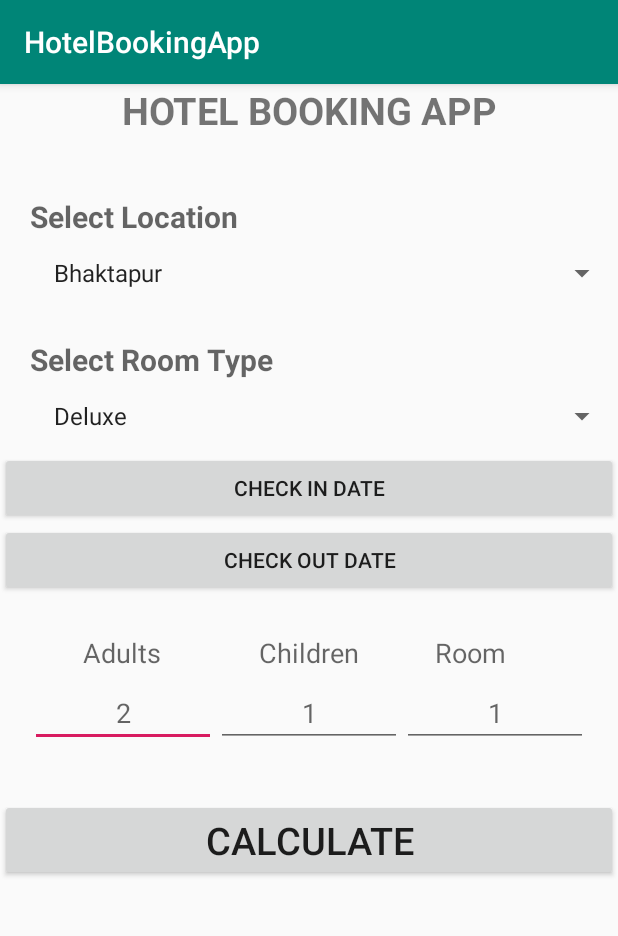
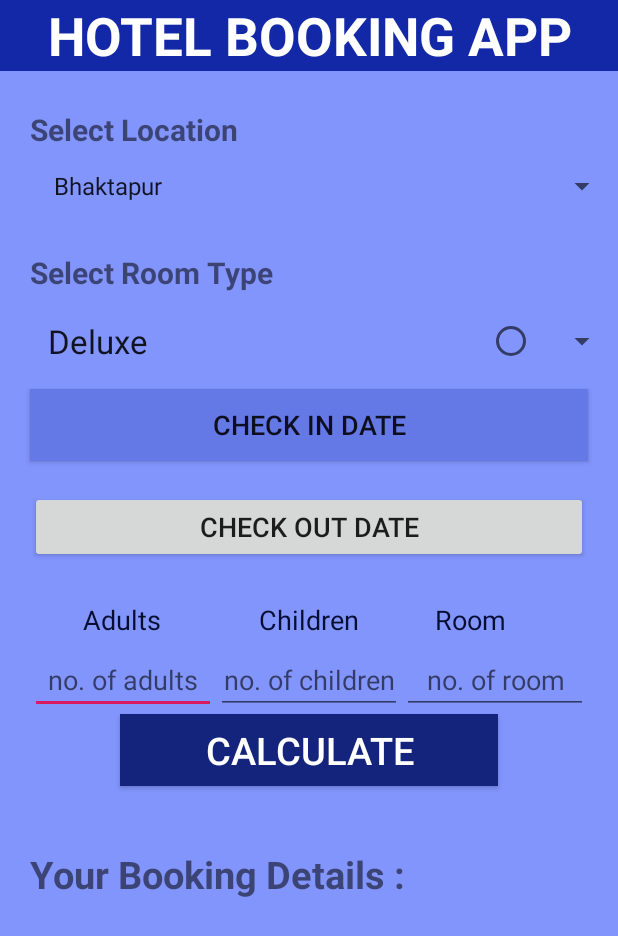
Before and after one commit to PreranaPandit/HotelBookingApp, an Android app: the screen it shows after launch (MainActivity), on a phone screen of 412 x 824 dp. Shown: the top 936 px of the screen. Run offline under Robolectric (Android 15) with nearby library versions, the phone set to English and light mode, and no system bars.

Commit message:
DEsigns and styles separated

```diff
--- a/app/src/main/java/com/example/hotelbookingapp/MainActivity.java
+++ b/app/src/main/java/com/example/hotelbookingapp/MainActivity.java
@@ -6,13 +6,17 @@ import androidx.fragment.app.DialogFragment;
 import android.app.DatePickerDialog;
 import android.app.Dialog;
 import android.os.Bundle;
+import android.os.Handler;
 import android.text.TextUtils;
 import android.util.Log;
 import android.view.View;
+import android.view.Window;
+import android.view.WindowManager;
 import android.widget.ArrayAdapter;
 import android.widget.Button;
 import android.widget.DatePicker;
 import android.widget.EditText;
+import android.widget.ProgressBar;
 import android.widget.Spinner;
 import android.widget.TextView;
 import android.widget.Toast;
@@ -30,6 +34,10 @@ import java.util.concurrent.TimeUnit;
 public class MainActivity extends AppCompatActivity {
 
     //Referencing
+
+    private TextView tvHotel;
+
+
     private Spinner spinLocation;
     private Spinner spinRoomType;
     private EditText etAdults, etChildren, etRoom;
@@ -39,6 +47,9 @@ public class MainActivity extends AppCompatActivity {
     Button simpledatepicker1, simpledatepicker2;
     TextView tvDays, tvError, tvLocation, tvRoomType, tvInDate, tvOutDate, tvAdults, tvChildren, tvRoom, tvSErvice, tvTax, tvTotal;
 
+
+
+
     int year2, year3;
     int month2, month3;
     int day2, day3;
@@ -47,8 +58,16 @@ public class MainActivity extends AppCompatActivity {
     @Override
     protected void onCreate(Bundle savedInstanceState) {
         super.onCreate(savedInstanceState);
+
+        //for full screen and hiding title bar from the window
+
+        requestWindowFeature(Window.FEATURE_NO_TITLE);
+        getSupportActionBar().hide();
+        this.getWindow().setFlags(WindowManager.LayoutParams.FLAG_FULLSCREEN,WindowManager.LayoutParams.FLAG_FULLSCREEN);
         setContentView(R.layout.activity_main);
 
+        //progressBar = findViewById(R.id.ProgressBar);
+        tvHotel = findViewById(R.id.tvHotelBook);
         //Binding
         spinLocation = (Spinner) findViewById(R.id.spinLocation);
         spinRoomType = (Spinner) findViewById(R.id.spinRoomType);
@@ -73,9 +92,11 @@ public class MainActivity extends AppCompatActivity {
         tvTax = (TextView) findViewById(R.id.tvTax);
         tvTotal = (TextView) findViewById(R.id.tvTotal);
 
+
+
         final SimpleDateFormat dateFormat = new SimpleDateFormat("yyyy/MM/dd", Locale.US);
 
-        //passing an array to the location in spinner
+//passing an array to the room type in spinner
         String location[] = {"Bhaktapur", "Pokhara", "Chitwan"};
         ArrayAdapter adapter = new ArrayAdapter<>
                 (
@@ -88,8 +109,7 @@ public class MainActivity extends AppCompatActivity {
         String roomType[] = {"Deluxe", "AC", "Platinum"};
         ArrayAdapter adapterRoom = new ArrayAdapter<>
                 (
-                        this,
-                        android.R.layout.simple_list_item_1, roomType
+                        this,android.R.layout.select_dialog_singlechoice, roomType
                 );
         spinRoomType.setAdapter(adapterRoom);
 
@@ -161,6 +181,7 @@ public class MainActivity extends AppCompatActivity {
             @Override
             public void onClick(View v) {
 
+                //validations for widgets
                 if (TextUtils.isEmpty(tvindate.getText())) {
                     tvError.setText("Please enter check in Date ");
                     return;
@@ -169,7 +190,21 @@ public class MainActivity extends AppCompatActivity {
                     tvError.setText("Please enter checked out date ");
                     return;
                 }
-
+                else if(TextUtils.isEmpty(etAdults.getText()))
+                {
+                    etAdults.setError("Enter number of adults");
+                    return;
+                }
+                else if(TextUtils.isEmpty(etChildren.getText()))
+                {
+                    etChildren.setError("Enter number of children");
+                    return;
+                }
+                else if(TextUtils.isEmpty(etRoom.getText()))
+                {
+                    etRoom.setError("Enter number of rooms");
+                    return;
+                }
 
                 tvLocation.setText("Location : "+spinLocation.getSelectedItem().toString());
                 tvRoomType.setText("Room Type : "+spinRoomType.getSelectedItem().toString());
@@ -258,7 +293,6 @@ public class MainActivity extends AppCompatActivity {
         });
 
 
-
     }
 
 
--- /dev/null
+++ b/app/src/main/java/com/example/hotelbookingapp/SplashActivity.java
@@ -0,0 +1,35 @@
+package com.example.hotelbookingapp;
+
+import androidx.appcompat.app.AppCompatActivity;
+
+import android.content.Intent;
+import android.os.Build;
+import android.os.Bundle;
+import android.os.Handler;
+import android.view.Window;
+import android.view.WindowManager;
+
+public class SplashActivity extends AppCompatActivity {
+
+    private static int SPLASH_SCREEN_TIMEOUT =3000;
+
+    @Override
+    protected void onCreate(Bundle savedInstanceState) {
+        super.onCreate(savedInstanceState);
+        setContentView(R.layout.activity_splash);
+
+        if (Build.VERSION.SDK_INT >= Build.VERSION_CODES.KITKAT) {
+            Window w = getWindow(); // in Activity's onCreate() for instance
+            w.setFlags(WindowManager.LayoutParams.FLAG_FULLSCREEN, WindowManager.LayoutParams.FLAG_FULLSCREEN);
+        }
+
+        new Handler().postDelayed(new Runnable() {
+            @Override
+            public void run() {
+                Intent intent = new Intent(SplashActivity.this, MainActivity.class);
+                startActivity(intent);
+                finish();
+            }
+        }, SPLASH_SCREEN_TIMEOUT);
+    }
+}
--- a/app/src/main/res/layout/activity_main.xml
+++ b/app/src/main/res/layout/activity_main.xml
@@ -5,70 +5,83 @@
     android:layout_width="match_parent"
     android:layout_height="match_parent"
     android:orientation="vertical"
+    android:background="#8295FD"
     tools:context=".MainActivity">
 
+    <ScrollView
+        style="@style/ScrollViewStyle"
+        >
+
+        <LinearLayout
+            style="@style/LinearLayoutStyle"
+            >
+
     <TextView
-        android:layout_height="wrap_content"
-        android:layout_width="match_parent"
+       style="@style/TextViewStyle"
+        android:id="@+id/tvHotelBook"
         android:text="HOTEL BOOKING APP"
-        android:textSize="25dp"
+        android:background="#1328A7"
+        android:textColor="#fff"
+        android:textSize="35dp"
         android:textAlignment="center"
         android:textStyle="bold"
-        android:layout_marginBottom="20dp"
+        android:layout_marginBottom="5dp"
         />
 
     <TextView
-        android:layout_height="wrap_content"
-        android:layout_width="match_parent"
+      style="@style/TextViewStyle"
         android:textSize="20dp"
-        android:hint="Select Location"
+        android:text="Select Location"
         android:textStyle="bold"
         android:layout_marginLeft="20dp"
         android:layout_marginTop="20dp"
         />
 
     <Spinner
-        android:layout_width="match_parent"
-        android:layout_height="wrap_content"
+       style="@style/SpinnerStyle"
         android:layout_marginLeft="20dp"
         android:id="@+id/spinLocation"
         />
 
     <TextView
-        android:layout_height="wrap_content"
-        android:layout_width="match_parent"
+       style="@style/TextViewStyle"
         android:textSize="20dp"
-        android:hint="Select Room Type"
+        android:text="Select Room Type"
         android:textStyle="bold"
         android:layout_marginLeft="20dp"
         android:layout_marginTop="20dp"
         />
 
     <Spinner
-        android:layout_width="match_parent"
-        android:layout_height="wrap_content"
+       style="@style/SpinnerStyle"
         android:layout_marginLeft="20dp"
         android:id="@+id/spinRoomType"
         />
 
     <Button
         android:id="@+id/simpledatepicker1"
-        android:layout_width="match_parent"
-        android:layout_height="wrap_content"
+      style="@style/ButtonStyle"
+        android:layout_marginRight="20dp"
+        android:layout_marginLeft="20dp"
+        android:textSize="18dp"
+        android:background="#6478E6"
         android:text="Check In date" />
 
-    <Button
+
+            <Button
         android:id="@+id/simpledatepicker2"
-        android:layout_width="match_parent"
-        android:layout_height="wrap_content"
+                style="@style/ButtonStyle"
+        android:layout_marginRight="20dp"
+                android:layout_marginTop="20dp"
+        android:textSize="18dp"
+        android:layout_marginLeft="20dp"
         android:text="check out date" />
 
 
 
 
     <LinearLayout
-        android:layout_width="match_parent"
-        android:layout_height="wrap_content"
+       style="@style/LinearLayoutStyle"
         android:orientation="horizontal"
         android:layout_marginTop="20dp"
         android:layout_marginLeft="50dp"
@@ -76,23 +89,23 @@
 
 
         <TextView
-            android:layout_width="match_parent"
-            android:layout_height="wrap_content"
+           style="@style/TextViewStyle"
             android:layout_weight="1"
             android:text="Adults "
+            android:textColor="#060D31"
             android:textAppearance="?android:attr/textAppearanceMedium" />
 
         <TextView
-            android:layout_width="match_parent"
-            android:layout_height="wrap_content"
+          style="@style/TextViewStyle"
             android:layout_weight="1"
+            android:textColor="#060D31"
             android:text="Children "
             android:textAppearance="?android:attr/textAppearanceMedium" />
 
         <TextView
-            android:layout_width="match_parent"
-            android:layout_height="wrap_content"
+            style="@style/TextViewStyle"
             android:layout_weight="1"
+            android:textColor="#060D31"
             android:text="Room "
             android:textAppearance="?android:attr/textAppearanceMedium" />
 
@@ -111,10 +124,10 @@
             android:layout_width="fill_parent"
             android:layout_height="wrap_content"
             android:layout_weight="1"
-            android:hint="2"
+            android:hint="no. of adults"
             android:id="@+id/etAdults"
             android:textAlignment="center"
-
+            android:inputType="number"
             />
 
         <EditText
@@ -122,118 +135,150 @@
             android:layout_height="wrap_content"
             android:layout_weight="1"
             android:textAlignment="center"
-
+            android:inputType="number"
             android:id="@+id/etChildren"
-            android:hint="1"
+            android:hint="no. of children"
             />
 
         <EditText
             android:layout_width="fill_parent"
             android:layout_height="wrap_content"
             android:layout_weight="1"
-            android:hint="1"
+            android:hint="no. of room"
             android:id="@+id/etRoom"
-
+            android:inputType="number"
             android:textAlignment="center"
             />
 
     </LinearLayout>
 
-    <TextView
-        android:id="@+id/tverror"
-        android:layout_width="match_parent"
-        android:layout_height="wrap_content"
-        android:textAlignment="center"
-        android:textSize="25dp" />
+
 
     <Button
         android:id="@+id/btnCalculate"
-        android:layout_height="wrap_content"
-        android:layout_width="match_parent"
-
+        style="@style/ButtonStyle"
+        android:layout_marginLeft="80dp"
+        android:layout_marginRight="80dp"
+        android:background="#14247C"
+        android:textColor="#fff"
         android:text="CALCULATE"
         android:textAlignment="center"
         android:textSize="25dp"
         />
+            <TextView
+                android:id="@+id/tverror"
+                style="@style/TextViewStyle"
+                android:textColor="#F1060E"
+                android:textAlignment="center"
+                android:textSize="15dp" />
 
-    <ScrollView
-        android:layout_height="wrap_content"
-        android:layout_width="match_parent"
-        >
+            <TextView
+                style="@style/TextViewStyle"
+                android:text="Your Booking Details : "
+                android:textSize="25dp"
+                android:layout_marginLeft="20dp"
+                android:layout_marginTop="20dp"
+                android:textStyle="bold|normal"
+                />
 
-        <LinearLayout
-            android:layout_height="wrap_content"
-            android:layout_width="match_parent"
-            android:orientation="vertical"
-            >
-
-        <TextView
-            android:layout_height="wrap_content"
-            android:layout_width="match_parent"
+            <TextView
+                style="@style/TextViewStyle"
             android:id="@+id/tvLocation"
+            android:textSize="20dp"
+            android:layout_marginLeft="50dp"
+            android:layout_marginTop="5dp"
             />
 
         <TextView
-            android:layout_height="wrap_content"
-            android:layout_width="match_parent"
+            style="@style/TextViewStyle"
             android:id="@+id/tvRoomType"
+            android:textSize="20dp"
+            android:layout_marginLeft="50dp"
+            android:layout_marginTop="5dp"
             />
 
             <TextView
                 android:id="@+id/tvindate"
-                android:layout_width="match_parent"
-                android:layout_height="wrap_content"
+                style="@style/TextViewStyle"
+                android:textSize="20dp"
+                android:layout_marginLeft="50dp"
+                android:layout_marginTop="5dp"
                 />
 
             <TextView
                 android:id="@+id/tvoutdate"
-                android:layout_width="match_parent"
-                android:layout_height="wrap_content"
+                style="@style/TextViewStyle"
+                android:textSize="20dp"
+                android:layout_marginLeft="50dp"
+                android:layout_marginTop="5dp"
                  />
 
         <TextView
-            android:layout_height="wrap_content"
-            android:layout_width="match_parent"
+            style="@style/TextViewStyle"
             android:id="@+id/tvAdults"
+            android:textSize="20dp"
+            android:layout_marginLeft="50dp"
+            android:layout_marginTop="5dp"
             />
 
         <TextView
-            android:layout_height="wrap_content"
-            android:layout_width="match_parent"
+            style="@style/TextViewStyle"
             android:id="@+id/tvChildren"
+            android:textSize="20dp"
+            android:layout_marginLeft="50dp"
+            android:layout_marginTop="5dp"
             />
 
         <TextView
-            android:layout_height="wrap_content"
-            android:layout_width="match_parent"
+            style="@style/TextViewStyle"
             android:id="@+id/tvRoom"
+            android:textSize="20dp"
+            android:layout_marginLeft="50dp"
+            android:layout_marginTop="5dp"
             />
 
             <TextView
-                android:layout_height="wrap_content"
-                android:layout_width="match_parent"
+                style="@style/TextViewStyle"
                 android:id="@+id/tvDays"
+                android:textSize="20dp"
+                android:layout_marginLeft="50dp"
+                android:layout_marginTop="5dp"
                 />
 
             <TextView
-                android:layout_height="wrap_content"
-                android:layout_width="match_parent"
+                style="@style/TextViewStyle"
                 android:id="@+id/tvTotal"
+                android:textSize="20dp"
+                android:layout_marginLeft="50dp"
+                android:layout_marginTop="5dp"
                 />
 
         <TextView
-            android:layout_height="wrap_content"
-            android:layout_width="match_parent"
+            style="@style/TextViewStyle"
             android:id="@+id/tvService"
+            android:textSize="20dp"
+            android:layout_marginLeft="50dp"
+            android:layout_marginTop="5dp"
             />
 
         <TextView
-            android:layout_height="wrap_content"
-            android:layout_width="match_parent"
+            style="@style/TextViewStyle"
             android:id="@+id/tvTax"
+            android:textSize="20dp"
+            android:layout_marginLeft="50dp"
+            android:layout_marginTop="5dp"
+            android:layout_marginBottom="20dp"
             />
 
-
+            <TextView
+                style="@style/TextViewStyle"
+                android:text="Please visit us again!.."
+                android:textSize="20dp"
+                android:textStyle="normal"
+                android:layout_marginLeft="20dp"
+                android:layout_marginTop="20dp"
+                android:layout_marginBottom="20dp"
+                />
 
         </LinearLayout>
 
--- /dev/null
+++ b/app/src/main/res/layout/activity_splash.xml
@@ -0,0 +1,47 @@
+<?xml version="1.0" encoding="utf-8"?>
+<LinearLayout xmlns:android="http://schemas.android.com/apk/res/android"
+    xmlns:app="http://schemas.android.com/apk/res-auto"
+    xmlns:tools="http://schemas.android.com/tools"
+    android:layout_width="match_parent"
+    android:layout_height="match_parent"
+    android:orientation="vertical"
+    android:background="@drawable/hotel"
+    tools:context=".SplashActivity">
+    <LinearLayout
+        android:layout_width="match_parent"
+        android:layout_height="match_parent"
+        android:gravity="bottom"
+        android:paddingBottom="80dp"
+        android:orientation="vertical">
+
+        <ProgressBar
+            android:layout_width="60dp"
+            android:layout_height="63dp"
+            android:layout_gravity="center" />
+
+        <TextView
+            android:layout_width="match_parent"
+            android:layout_height="wrap_content"
+            android:text="WELCOME TO HOTEL BOOKING"
+            android:textAlignment="center"
+            android:textSize="30dp"
+            android:paddingBottom="2dp"
+            android:textStyle="bold"
+            android:textColor="#090000"
+            android:fontFamily="sans-serif-medium"/>
+
+        <TextView
+            android:layout_width="match_parent"
+            android:layout_height="wrap_content"
+            android:text="Please wait"
+            android:textStyle="bold"
+            android:textSize="20dp"
+            android:layout_marginLeft="20dp"
+            android:layout_marginRight="20dp"
+            android:textAlignment="center"
+            android:fontFamily="sans-serif-light"
+            android:textColor="#130404"
+            />
+
+    </LinearLayout>
+</LinearLayout>
--- a/app/src/main/res/values/styles.xml
+++ b/app/src/main/res/values/styles.xml
@@ -8,4 +8,35 @@
         <item name="colorAccent">@color/colorAccent</item>
     </style>
 
+    <style name="ScrollViewStyle">
+        <item name="android:layout_width">match_parent</item>
+        <item name="android:layout_height">match_parent</item>
+    </style>
+
+    <style name="LinearLayoutStyle">
+        <item name="android:layout_width">match_parent</item>
+        <item name="android:layout_height">wrap_content</item>
+        <item name="android:orientation">vertical</item>
+    </style>
+
+    <style name="TextViewStyle">
+        <item name="android:layout_width">match_parent</item>
+        <item name="android:layout_height">wrap_content</item>
+
+    </style>
+
+    <style name="SpinnerStyle">
+        <item name="android:layout_width">match_parent</item>
+        <item name="android:layout_height">wrap_content</item>
+
+    </style>
+
+    <style name="ButtonStyle">
+        <item name="android:layout_width">match_parent</item>
+        <item name="android:layout_height">wrap_content</item>
+
+    </style>
+
+
+
 </resources>
```
Also changed, not shown: app/src/main/AndroidManifest.xml (+5 -4 lines), app/src/main/res/drawable/hotel.jpeg (added).
